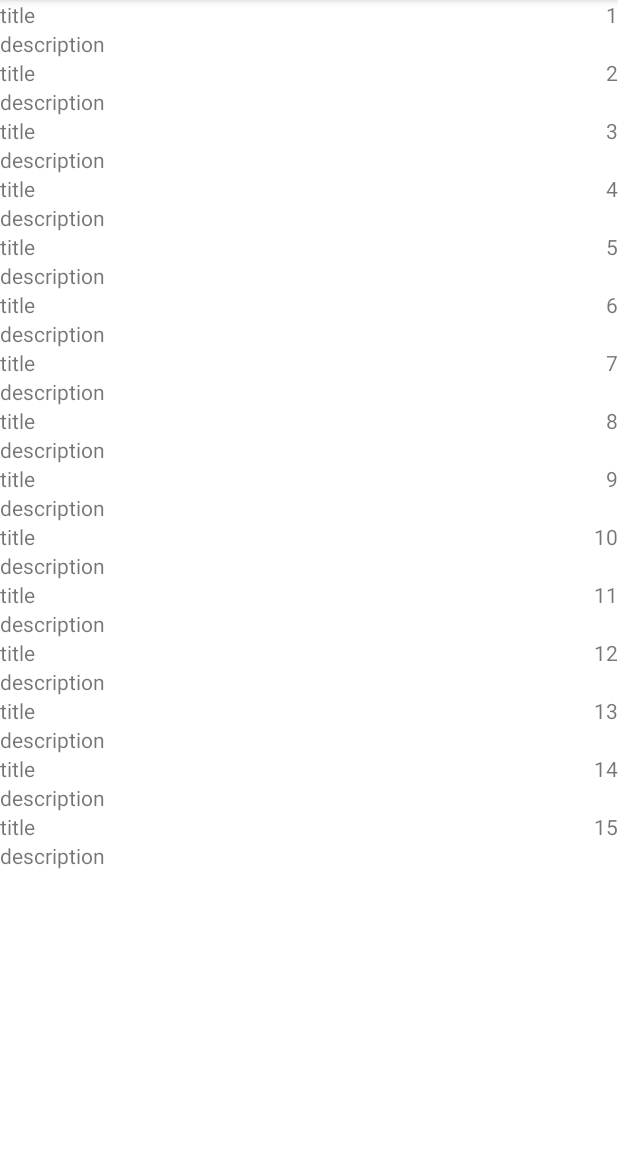
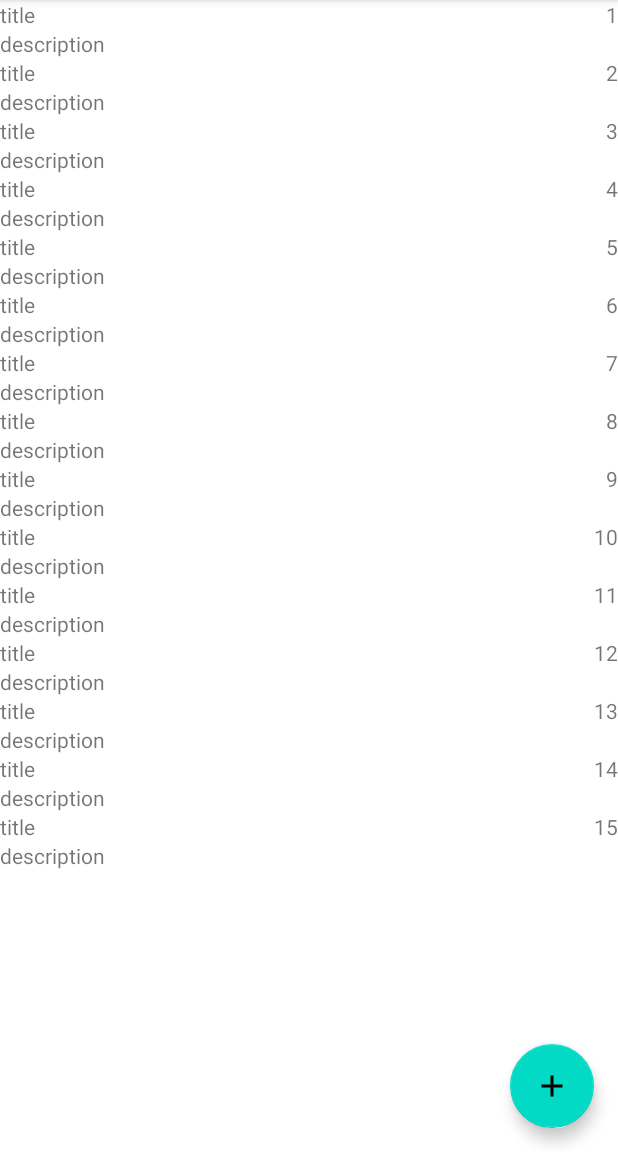
Before and after one commit to LitvyakovSerg/ToDoListApp, an Android app: the screen it shows after launch (MainActivity), on a phone screen of 412 x 824 dp, the part 84-1236 px from its top. Run offline under Robolectric (Android 15) with nearby library versions, the phone set to English and light mode, and no system bars.

Commit message:
Add circle button(+) and processing by button

```diff
--- a/app/src/main/java/com/example/android/todolistapp/CustomAdapter.kt
+++ b/app/src/main/java/com/example/android/todolistapp/CustomAdapter.kt
@@ -6,7 +6,7 @@ import android.view.ViewGroup
 import android.widget.TextView
 import androidx.recyclerview.widget.RecyclerView
 
-class CustomAdapter(private val mList: List<ToDoItem>) : RecyclerView.Adapter<CustomAdapter.ViewHolder>() {
+class CustomAdapter(private val mList: MutableList<ToDoItem>) : RecyclerView.Adapter<CustomAdapter.ViewHolder>() {
 
     // Holds the views for adding it to image and text
     class ViewHolder(ItemView: View) : RecyclerView.ViewHolder(ItemView) {
@@ -32,6 +32,11 @@ class CustomAdapter(private val mList: List<ToDoItem>) : RecyclerView.Adapter<Cu
 
     }
 
+    fun addItem(item: ToDoItem) {
+        mList.add(item)
+        notifyDataSetChanged()
+    }
+
     override fun getItemCount(): Int {
         return mList.size
     }
--- a/app/src/main/java/com/example/android/todolistapp/MainActivity.kt
+++ b/app/src/main/java/com/example/android/todolistapp/MainActivity.kt
@@ -8,10 +8,14 @@ import android.view.View.VISIBLE
 import android.widget.LinearLayout
 import androidx.recyclerview.widget.LinearLayoutManager
 import androidx.recyclerview.widget.RecyclerView
+import com.google.android.material.floatingactionbutton.FloatingActionButton
 
 class MainActivity : AppCompatActivity() {
 
     private lateinit var stubContainer: LinearLayout
+    private lateinit var fab: FloatingActionButton
+    private lateinit var recyclerview : RecyclerView
+    private lateinit var adapter: CustomAdapter
 
     override fun onCreate(savedInstanceState: Bundle?) {
         super.onCreate(savedInstanceState)
@@ -19,8 +23,14 @@ class MainActivity : AppCompatActivity() {
         Log.d("lstag", "OnCreate been started")
 
         // getting the recyclerview by its id
-        val recyclerview = findViewById<RecyclerView>(R.id.mainRecyclerView)
+        recyclerview = findViewById(R.id.mainRecyclerView)
         stubContainer = findViewById(R.id.mainNoItemContainer)
+        fab = findViewById(R.id.main_fab)
+
+        fab.setOnClickListener() {
+            adapter.addItem(ToDoItem("NEW TITLE", "IT WORKS!!!", 444))
+            Log.d("clicks", "fab works!!")
+        }
 
         // this creates a vertical layout Manager
         recyclerview.layoutManager = LinearLayoutManager(this)
@@ -48,7 +58,7 @@ class MainActivity : AppCompatActivity() {
         }
 
         // This will pass the ArrayList to our Adapter
-        val adapter = CustomAdapter(data)
+        adapter = CustomAdapter(data)
 
         // Setting the Adapter with the recyclerview
         recyclerview.adapter = adapter
--- /dev/null
+++ b/app/src/main/res/drawable/ic_baseline_add_24.xml
@@ -0,0 +1,5 @@
+<vector android:height="24dp" android:tint="#000000"
+    android:viewportHeight="24" android:viewportWidth="24"
+    android:width="24dp" xmlns:android="http://schemas.android.com/apk/res/android">
+    <path android:fillColor="@android:color/white" android:pathData="M19,13h-6v6h-2v-6H5v-2h6V5h2v6h6v2z"/>
+</vector>
--- a/app/src/main/res/layout/activity_main.xml
+++ b/app/src/main/res/layout/activity_main.xml
@@ -5,6 +5,15 @@
     android:layout_width="match_parent"
     android:layout_height="match_parent"
     tools:context=".MainActivity">
+
+    <com.google.android.material.floatingactionbutton.FloatingActionButton
+        android:id="@+id/main_fab"
+        android:layout_width="wrap_content"
+        android:layout_height="wrap_content"
+        app:layout_constraintBottom_toBottomOf="parent"
+        app:layout_constraintEnd_toEndOf="parent"
+        android:layout_margin="16dp"
+        android:src="@drawable/ic_baseline_add_24"/>
 
     <LinearLayout
         android:id="@+id/mainNoItemContainer"
```
